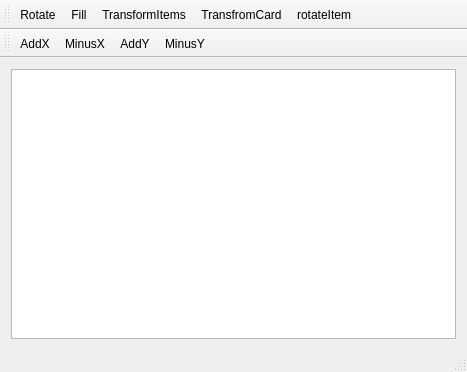
gil9red/card_design_test, file mainwindow.ui: the form before one commit.
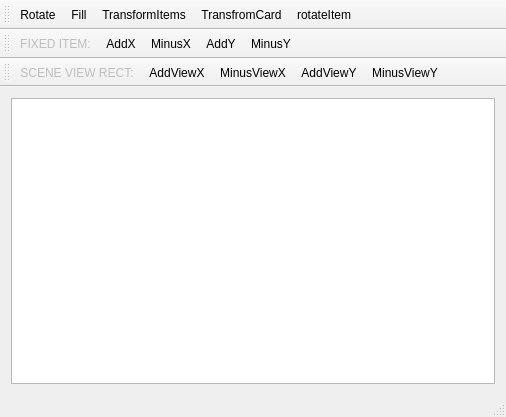
The form after the commit.

What changed in the file:
```diff
--- a/mainwindow.ui
+++ b/mainwindow.ui
@@ -6,8 +6,8 @@
    <rect>
     <x>0</x>
     <y>0</y>
-    <width>467</width>
-    <height>372</height>
+    <width>506</width>
+    <height>417</height>
    </rect>
   </property>
   <property name="windowTitle">
@@ -54,11 +54,28 @@
    <attribute name="toolBarBreak">
     <bool>true</bool>
    </attribute>
+   <addaction name="actionFIXED_ITEM"/>
    <addaction name="actionAddX"/>
    <addaction name="actionMinusX"/>
    <addaction name="actionAddY"/>
    <addaction name="actionMinusY"/>
   </widget>
+  <widget class="QToolBar" name="toolBar_2">
+   <property name="windowTitle">
+    <string>toolBar_2</string>
+   </property>
+   <attribute name="toolBarArea">
+    <enum>TopToolBarArea</enum>
+   </attribute>
+   <attribute name="toolBarBreak">
+    <bool>true</bool>
+   </attribute>
+   <addaction name="actionSCENE_VIEW_RECT"/>
+   <addaction name="actionAddViewX"/>
+   <addaction name="actionMinusViewX"/>
+   <addaction name="actionAddViewY"/>
+   <addaction name="actionMinusViewY"/>
+  </widget>
   <action name="actionRotate">
    <property name="checkable">
     <bool>true</bool>
@@ -116,6 +133,60 @@
     <string>rotateItem</string>
    </property>
   </action>
+  <action name="actionFIXED_ITEM">
+   <property name="enabled">
+    <bool>false</bool>
+   </property>
+   <property name="text">
+    <string>FIXED ITEM:</string>
+   </property>
+   <property name="autoRepeat">
+    <bool>true</bool>
+   </property>
+   <property name="visible">
+    <bool>true</bool>
+   </property>
+   <property name="iconVisibleInMenu">
+    <bool>false</bool>
+   </property>
+  </action>
+  <action name="actionSCENE_VIEW_RECT">
+   <property name="enabled">
+    <bool>false</bool>
+   </property>
+   <property name="text">
+    <string>SCENE VIEW RECT:</string>
+   </property>
+  </action>
+  <action name="actionAddViewX">
+   <property name="text">
+    <string>AddViewX</string>
+   </property>
+  </action>
+  <action name="actionMinusViewX">
+   <property name="text">
+    <string>MinusViewX</string>
+   </property>
+   <property name="toolTip">
+    <string>MinusViewX</string>
+   </property>
+  </action>
+  <action name="actionAddViewY">
+   <property name="text">
+    <string>AddViewY</string>
+   </property>
+   <property name="toolTip">
+    <string>AddViewY</string>
+   </property>
+  </action>
+  <action name="actionMinusViewY">
+   <property name="text">
+    <string>MinusViewY</string>
+   </property>
+   <property name="toolTip">
+    <string>MinusViewY</string>
+   </property>
+  </action>
  </widget>
  <layoutdefault spacing="6" margin="11"/>
  <resources/>
```
Left out of the diff: 2 changed lines with no effect on the pictures.
